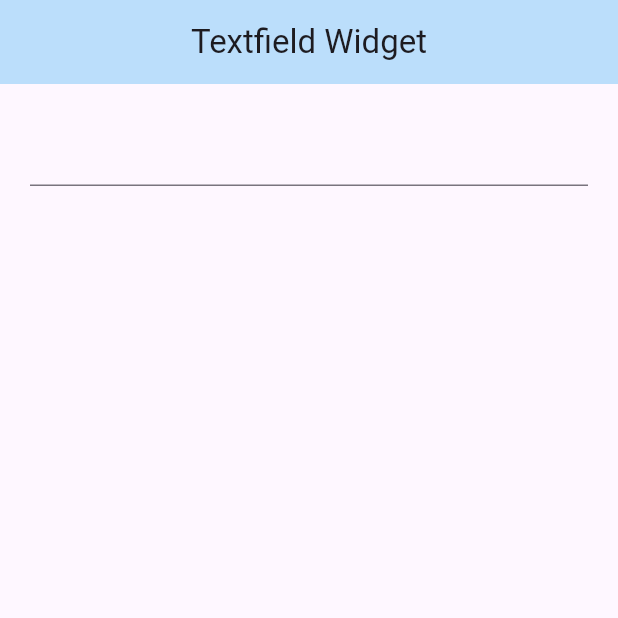
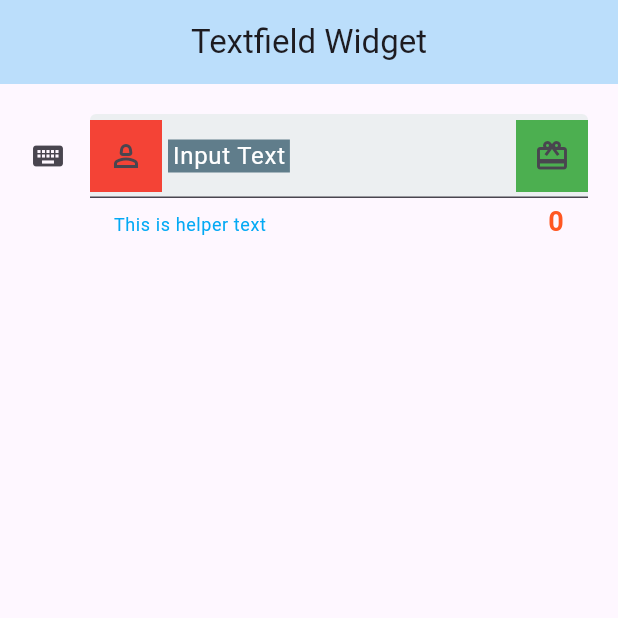
Before and after one commit to zainiArif/belajar_flutter_basic, a Flutter app: the screen it shows after launch, on a phone screen of 412 x 824 dp, the top half of it. Run offline on Flutter 3.47's test engine with Material 3 defaults, Android fonts, the phone set to English and light mode, and no system bars; our stand-ins replace google_fonts, material_design_icons_flutter; project files that could hold a hidden picture were left out.

Commit message:
edit texfield_widget.dart : menambahkan input decoration

```diff
--- a/lib/textfield_widget.dart
+++ b/lib/textfield_widget.dart
@@ -9,8 +9,7 @@ class MyTextField extends StatefulWidget {
 }
 
 class _MyTextFieldState extends State<MyTextField> {
-  TextEditingController textEditingController =
-      TextEditingController(text: '');
+  TextEditingController textEditingController = TextEditingController(text: '');
 
   @override
   Widget build(BuildContext context) {
@@ -29,23 +28,56 @@ class _MyTextFieldState extends State<MyTextField> {
               onChanged: (value) => setState(() {}),
               // obscureText: true,
               // obscuringCharacter: '*',
-              style: const TextStyle(
-                fontWeight: FontWeight.bold,
-              ),
+              style: const TextStyle(fontWeight: FontWeight.bold),
               textAlign: TextAlign.center,
               cursorColor: Colors.pink,
+              decoration: InputDecoration(
+                hintText: 'Please input any text here',
+                hintStyle: const TextStyle(
+                    color: Colors.grey, fontWeight: FontWeight.normal),
+                //hintMaxLines: 3,
+                //labelText: 'Input Text',
+                label: Container(
+                    padding: const EdgeInsets.all(3),
+                    color: Colors.blueGrey,
+                    child: Text('Input Text')),
+                labelStyle: const TextStyle(
+                    color: Colors.white, fontWeight: FontWeight.normal),
+                floatingLabelAlignment: FloatingLabelAlignment.center,
+                //floatingLabelBehavior: FloatingLabelBehavior.auto,
+                helperText: 'This is helper text',
+                helperStyle: const TextStyle(color: Colors.lightBlue),
+                //helperMaxLines: 2,
+                counterText: '${textEditingController.text.length}',
+                counterStyle: const TextStyle(
+                    color: Colors.deepOrange,
+                    fontSize: 18,
+                    fontWeight: FontWeight.bold),
+                icon: const Icon(Icons.keyboard),
+                prefixIcon: Container(
+                  width: 10,
+                  height: 10,
+                  color: Colors.red,
+                  padding: const EdgeInsets.all(3),
+                  child: const Icon(Icons.person_2_outlined),
+                ),
+                suffixIcon: Container(
+                  width: 10,
+                  height: 10,
+                  color: Colors.green,
+                  padding: const EdgeInsets.all(3),
+                  child: const Icon(Icons.card_giftcard_outlined),
+                ),
+                prefixText: 'Name:',
+                fillColor: Colors.blueGrey.shade50,
+                filled: true,
+              ),
               //inputFormatters: [UpperCaseTextFormatter()],
-              // inputFormatters: [
-              //   TextInputFormatter.withFunction(
-              //       (oldValue, newValue) => TextEditingValue(
-              //             text: newValue.text.toUpperCase(),
-              //             selection: newValue.selection,
-              //           ))
-              // ],
+              // inputFormatters: [TextInputFormatter.withFunction((oldValue, newValue)
+              // => TextEditingValue(text: newValue.text.toUpperCase(),selection: newValue.selection))],
             ),
-            const SizedBox(
-              height: 20,
-            ),
+            const SizedBox(height: 20),
+            //const TextField(),
             Text(
               textEditingController.text,
               style: const TextStyle(
```
Also changed, not shown: 1 other file.
